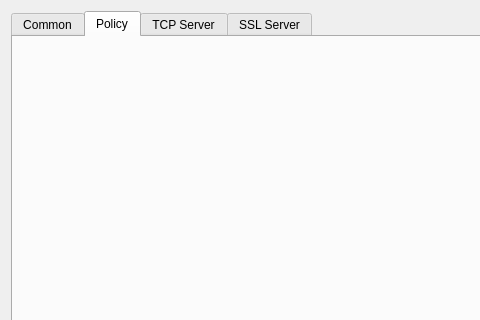
gilgil1973/vdream90, file include/net/vhttpproxywidget.ui: the form before one commit; both pictures show x 0 to 480 and y 0 to 320 of the 563 by 482 pixel window.
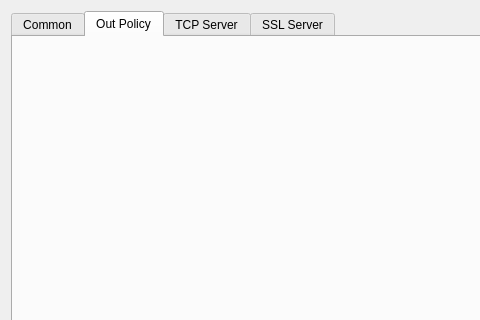
The form after the commit. The open tabs and pages were chosen to show the change.

What changed in the file:
```diff
--- a/include/net/vhttpproxywidget.ui
+++ b/include/net/vhttpproxywidget.ui
@@ -50,7 +50,7 @@
      </widget>
      <widget class="QWidget" name="tabPolicy">
       <attribute name="title">
-       <string>Policy</string>
+       <string>Out Policy</string>
       </attribute>
       <widget class="QWidget" name="gridLayoutWidget_2">
        <property name="geometry">
```
Left out of the diff: 6 changed lines with no effect on the pictures.
